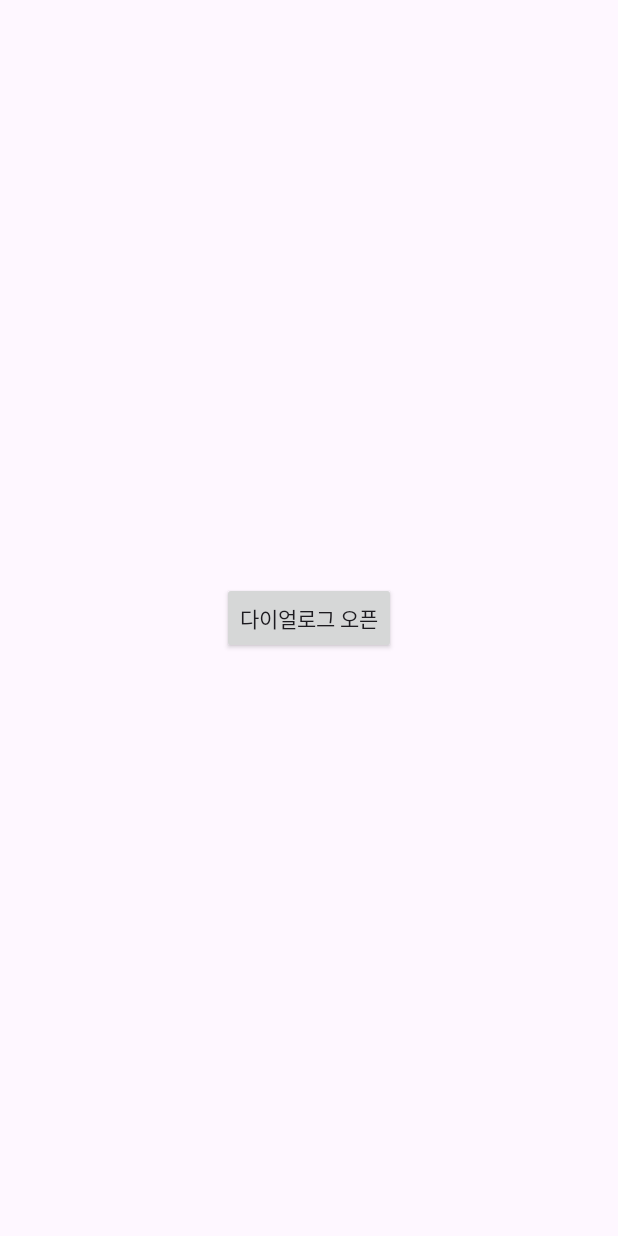
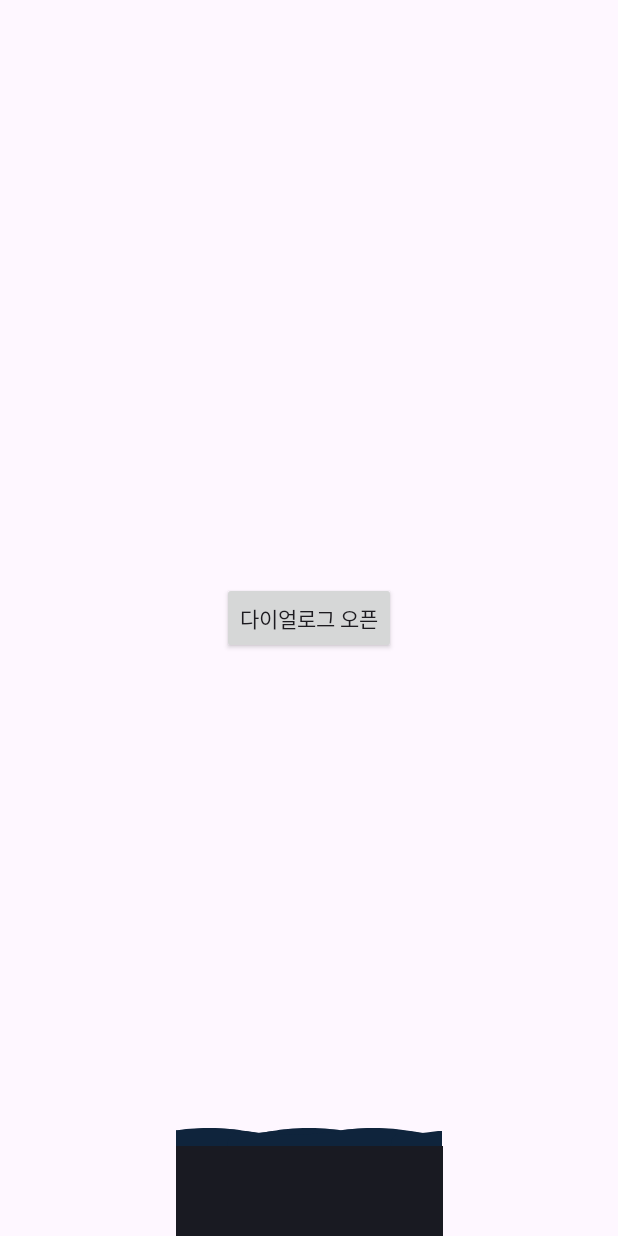
Before and after one commit to hyosikchoi/XmlWithCompose, an Android app built with Jetpack Compose: the screen it shows after launch (MainActivity), on a phone screen of 412 x 824 dp. Run offline under Robolectric (Android 15) with nearby library versions, the phone set to English and light mode, and no system bars.

Commit message:
Add - Wave lottie

```diff
--- a/app/build.gradle.kts
+++ b/app/build.gradle.kts
@@ -56,4 +56,7 @@ dependencies {
 
     // Jetpack Compose
     implementation(libs.bundles.androidx.compose)
+
+    // Lottie
+    implementation(libs.airbnb.android.lottie)
 }
--- a/app/src/main/java/com/hyosik/xmlwithcompose/MainActivity.kt
+++ b/app/src/main/java/com/hyosik/xmlwithcompose/MainActivity.kt
@@ -1,6 +1,9 @@
 package com.hyosik.xmlwithcompose
 
 import android.os.Bundle
+import android.os.Handler
+import android.os.Looper
+import android.view.View
 import androidx.activity.ComponentActivity
 import androidx.activity.enableEdgeToEdge
 import androidx.appcompat.widget.AppCompatButton
@@ -11,6 +14,7 @@ import androidx.compose.runtime.mutableStateOf
 import androidx.compose.runtime.remember
 import androidx.compose.runtime.setValue
 import androidx.compose.ui.platform.ComposeView
+import androidx.constraintlayout.widget.ConstraintLayout
 import androidx.core.view.ViewCompat
 import androidx.core.view.WindowInsetsCompat
 import com.hyosik.xmlwithcompose.component.SampleDialog
@@ -27,6 +31,8 @@ class MainActivity : ComponentActivity() {
             insets
         }
 
+        val view = findViewById<View>(R.id.water)
+
         findViewById<ComposeView>(R.id.dialog_compose).setContent {
             MaterialTheme {
                 Surface {
@@ -42,5 +48,13 @@ class MainActivity : ComponentActivity() {
                 }
             }
         }
+
+        Handler(Looper.getMainLooper()).postDelayed({
+            val density = this.resources.displayMetrics.density
+            val params = view.layoutParams as ConstraintLayout.LayoutParams
+            params.height = (60 * density).toInt()
+            view.layoutParams = params
+        }, 4000)
+
     }
 }
--- a/app/src/main/res/layout/activity_main.xml
+++ b/app/src/main/res/layout/activity_main.xml
@@ -22,10 +22,35 @@
       android:id="@+id/dialog_compose"
       android:layout_width="wrap_content"
       android:layout_height="wrap_content"
-      android:text="Open Dialog"
       app:layout_constraintBottom_toBottomOf="parent"
       app:layout_constraintStart_toStartOf="parent"
       app:layout_constraintEnd_toEndOf="parent"
       app:layout_constraintTop_toTopOf="parent" />
 
+    <com.airbnb.lottie.LottieAnimationView
+        android:id="@+id/lottie_animation"
+        android:layout_width="200dp"
+        android:layout_height="100dp"
+        android:translationY="46dp"
+        app:lottie_autoPlay="true"
+        app:lottie_loop="true"
+        app:lottie_rawRes="@raw/wave"
+        app:layout_constraintStart_toStartOf="parent"
+        app:layout_constraintEnd_toEndOf="parent"
+        app:layout_constraintBottom_toTopOf="@+id/water"
+        />
+
+    <View
+        android:id="@+id/water"
+        android:layout_width="178dp"
+        android:layout_height="50dp"
+        android:background="@color/blue"
+        app:layout_constraintStart_toStartOf="parent"
+        app:layout_constraintEnd_toEndOf="parent"
+        app:layout_constraintBottom_toBottomOf="parent"/>
+
+
+
+
+
   </androidx.constraintlayout.widget.ConstraintLayout>
--- a/app/src/main/res/values/colors.xml
+++ b/app/src/main/res/values/colors.xml
@@ -2,4 +2,6 @@
 <resources>
     <color name="black">#FF000000</color>
     <color name="white">#FFFFFFFF</color>
+    <color name="purple">#D375E3</color>
+    <color name="blue">#191A22</color>
 </resources>
--- a/gradle/libs.versions.toml
+++ b/gradle/libs.versions.toml
@@ -12,6 +12,7 @@ constraintlayout = "2.1.4"
 compose = "1.5.0-alpha03"
 compose-material3 = "1.1.0-alpha04"
 lifecycle = "2.6.1"
+lottie = "5.2.0"
 
 [libraries]
 androidx-core-ktx = { group = "androidx.core", name = "core-ktx", version.ref = "coreKtx" }
@@ -34,6 +35,7 @@ androidx-compose-ui = { module = "androidx.compose.ui:ui", version.ref = "compos
 androidx-compose-uiTestJunit = {module = "androidx.compose.ui:ui-test-junit4", version.ref = "compose"}
 androidx-compose-uiTestManifest = { module = "androidx.compose.ui:ui-test-manifest", version.ref = "compose" }
 androidx-lifecycle-runtime-compose = { module = "androidx.lifecycle:lifecycle-runtime-compose", version.ref = "lifecycle" }
+airbnb-android-lottie = {module = "com.airbnb.android:lottie" , version.ref = "lottie"}
 
 [bundles]
 androidx-compose = [
```
Also changed, not shown: app/src/main/res/raw/wave.json (added, +1 -0 lines).
